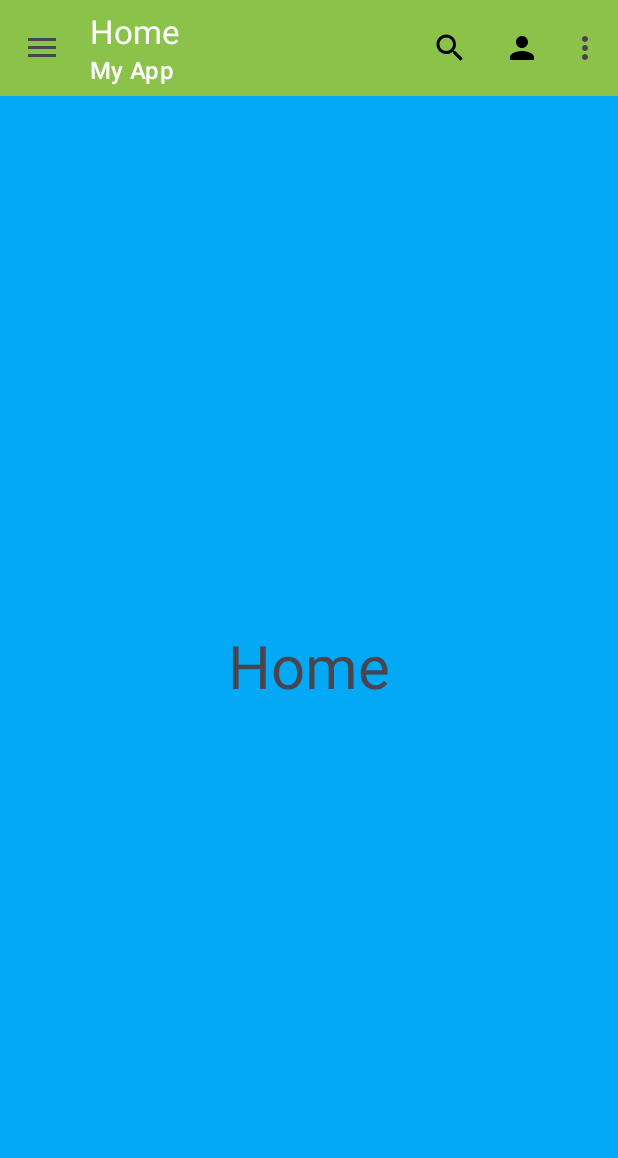
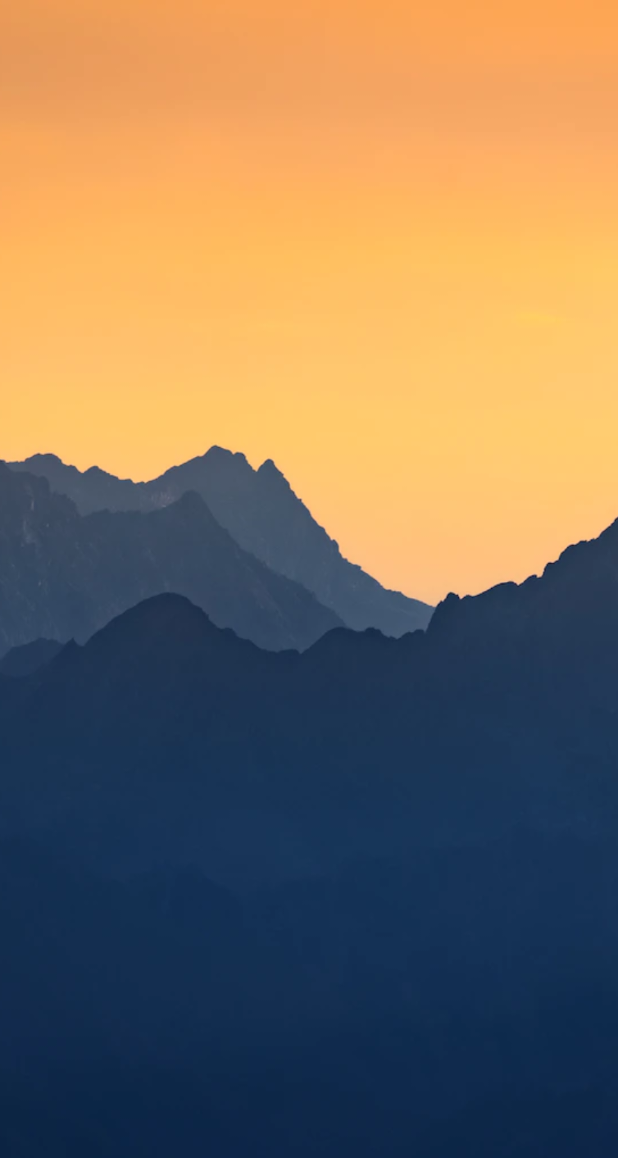
Before and after one commit to taut0logy/MyApplication, an Android app: the first screen one second after launch (MainActivity before the commit, SplashActivity after it), on a phone screen of 412 x 824 dp. Shown: the top 1158 px of the screen. Run offline under Robolectric (Android 15) with nearby library versions, the light colour scheme and no system bars.

Commit message:
Added Splash Screen with animation

```diff
--- a/app/src/main/java/com/example/myapplication/HomeFragment.java
+++ b/app/src/main/java/com/example/myapplication/HomeFragment.java
@@ -7,6 +7,7 @@ import androidx.fragment.app.Fragment;
 import android.view.LayoutInflater;
 import android.view.View;
 import android.view.ViewGroup;
+import android.widget.EditText;
 
 /**
  * A simple {@link Fragment} subclass.
@@ -53,6 +54,8 @@ public class HomeFragment extends Fragment {
             mParam1 = getArguments().getString(ARG_PARAM1);
             mParam2 = getArguments().getString(ARG_PARAM2);
         }
+
+
     }
 
     @Override
@@ -60,5 +63,6 @@ public class HomeFragment extends Fragment {
                              Bundle savedInstanceState) {
         // Inflate the layout for this fragment
         return inflater.inflate(R.layout.fragment_home, container, false);
+
     }
 }
--- a/app/src/main/java/com/example/myapplication/MainActivity.java
+++ b/app/src/main/java/com/example/myapplication/MainActivity.java
@@ -23,7 +23,7 @@ public class MainActivity extends AppCompatActivity {
     private DrawerLayout drawer;
     private NavigationView nav;
     private Toolbar toolbar;
-    ActionBar actionbar;
+    private ActionBar actionbar;
     @Override
     protected void onCreate(Bundle savedInstanceState) {
         super.onCreate(savedInstanceState);
@@ -83,6 +83,9 @@ public class MainActivity extends AppCompatActivity {
                 return true;
             }
         });
+        load(new HomeFragment());
+
+
     }
 
     private void load(Fragment fragment){
--- /dev/null
+++ b/app/src/main/java/com/example/myapplication/SplashActivity.java
@@ -0,0 +1,33 @@
+package com.example.myapplication;
+
+import androidx.appcompat.app.AppCompatActivity;
+
+import android.content.Intent;
+import android.os.Bundle;
+import android.os.Handler;
+import android.view.animation.Animation;
+import android.view.animation.AnimationUtils;
+import android.widget.TextView;
+
+public class SplashActivity extends AppCompatActivity {
+
+    @Override
+    protected void onCreate(Bundle savedInstanceState) {
+        super.onCreate(savedInstanceState);
+        setContentView(R.layout.activity_splash);
+
+        TextView tv=findViewById(R.id.tvSplash);
+        Animation animation= AnimationUtils.loadAnimation(this,R.anim.welcome_anim);
+        animation.setStartOffset(500);
+        tv.startAnimation(animation);
+        Intent i=new Intent(SplashActivity.this,MainActivity.class);
+        new Handler().postDelayed(new Runnable() {
+            @Override
+            public void run() {
+
+                startActivity(i);
+                finish();
+            }
+        },2500);
+    }
+}
--- /dev/null
+++ b/app/src/main/res/anim/welcome_anim.xml
@@ -0,0 +1,11 @@
+<?xml version="1.0" encoding="utf-8"?>
+<set xmlns:android="http://schemas.android.com/apk/res/android"
+    >
+    <translate android:fromXDelta="0%" android:toXDelta="0%"
+        android:fromYDelta="100%" android:toYDelta="0%"
+        android:duration="1500"/>
+    <alpha android:fromAlpha="0.0" android:toAlpha="1.0"
+        android:duration="1500" />
+
+
+</set>
--- /dev/null
+++ b/app/src/main/res/layout/activity_splash.xml
@@ -0,0 +1,30 @@
+<?xml version="1.0" encoding="utf-8"?>
+<androidx.constraintlayout.widget.ConstraintLayout xmlns:android="http://schemas.android.com/apk/res/android"
+    xmlns:app="http://schemas.android.com/apk/res-auto"
+    xmlns:tools="http://schemas.android.com/tools"
+    android:layout_width="match_parent"
+    android:layout_height="match_parent"
+    tools:context=".SplashActivity">
+
+    <ImageView
+        android:layout_width="match_parent"
+        android:layout_height="match_parent"
+        android:src="@drawable/img_1"
+        android:scaleType="centerCrop"/>
+
+    <TextView
+        android:id="@+id/tvSplash"
+        android:layout_width="wrap_content"
+        android:layout_height="wrap_content"
+        android:layout_marginTop="144dp"
+        android:text="Welcome"
+        android:textColor="@color/white"
+        android:textSize="36sp"
+        app:layout_constraintEnd_toEndOf="parent"
+        app:layout_constraintHorizontal_bias="0.498"
+        app:layout_constraintStart_toStartOf="parent"
+        app:layout_constraintTop_toTopOf="parent"
+        android:fontFamily="sans-serif-light"/>
+
+
+</androidx.constraintlayout.widget.ConstraintLayout>
```
Also changed, not shown: app/src/main/AndroidManifest.xml (+14 -8 lines), app/src/main/java/com/example/myapplication/InputActivity.java (added, +19 -0 lines), app/src/main/res/layout/activity_input.xml (added, +26 -0 lines), app/src/main/res/layout/fragment_home.xml (+9 -0 lines), app/src/main/res/drawable/img_1.png (added).
